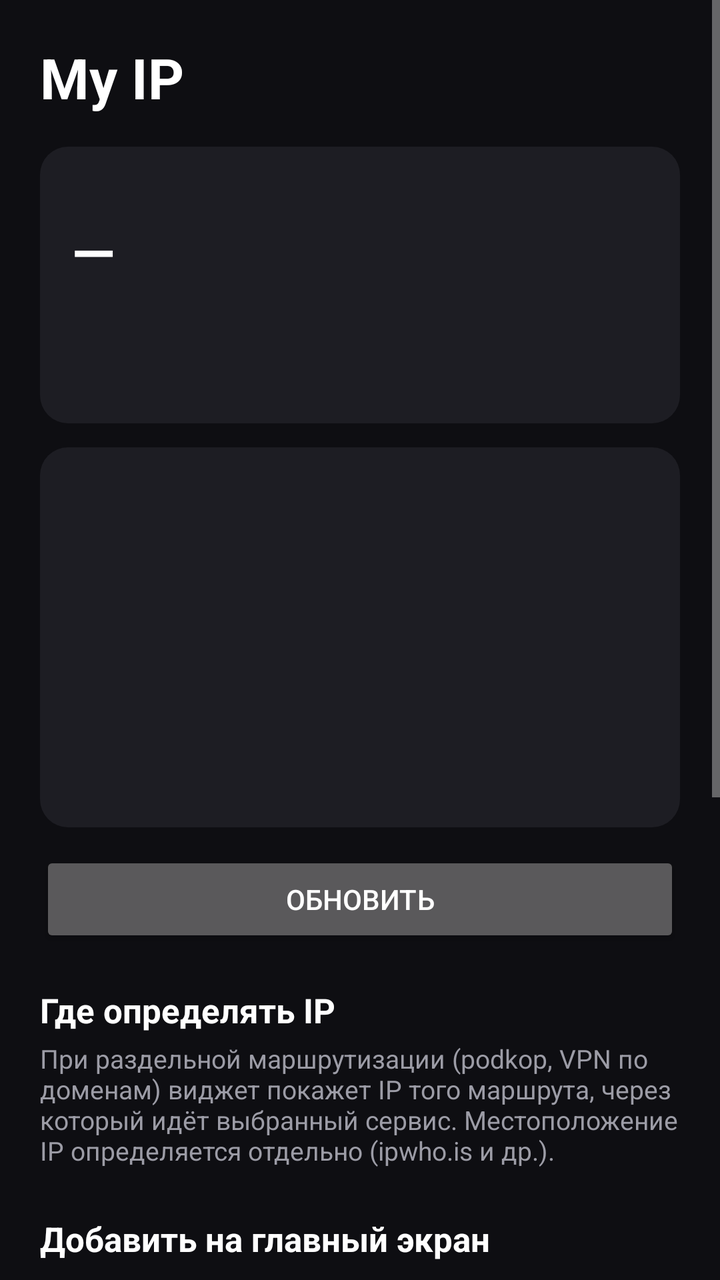
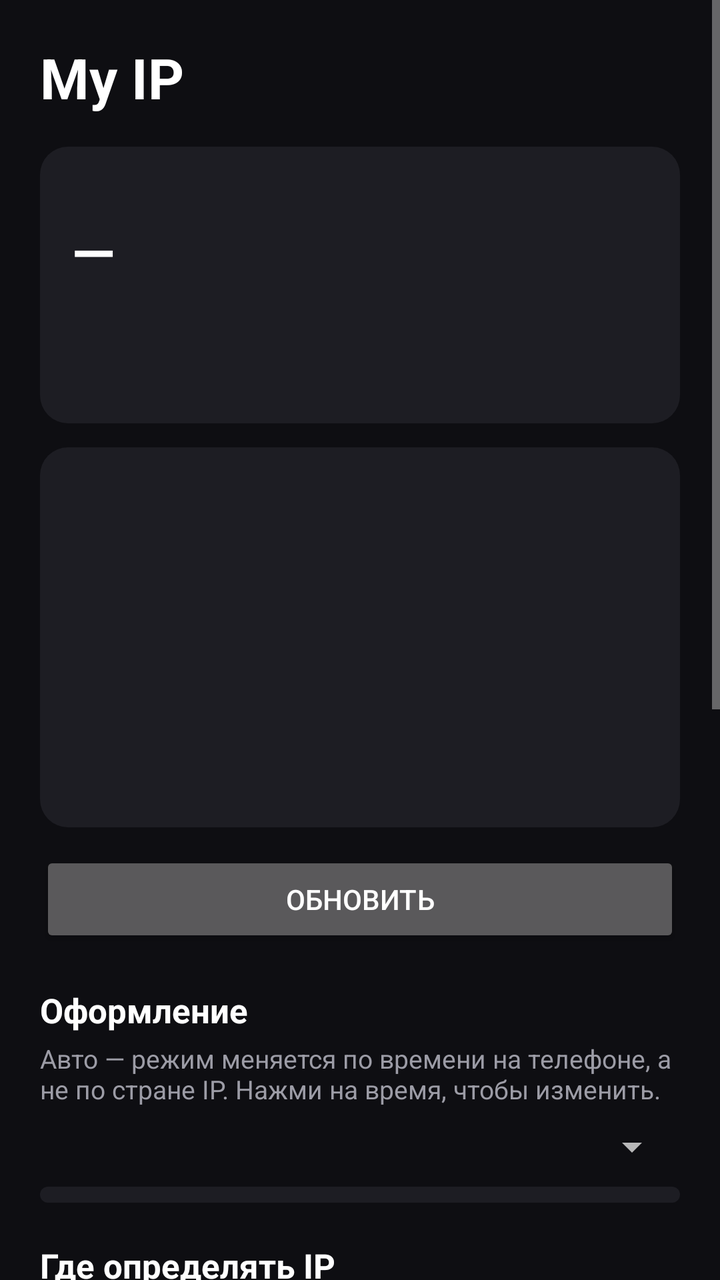

Two renders of the same Android screen: before a commit and after it. Below are the layout's source before the change and the commit's diff.
<!-- AndroidManifest.xml: application theme AppTheme -->
<!-- res/layout/activity_main.xml -->
<?xml version="1.0" encoding="utf-8"?>
<ScrollView xmlns:android="http://schemas.android.com/apk/res/android"
    android:id="@+id/main_root"
    android:layout_width="match_parent"
    android:layout_height="match_parent"
    android:background="@color/app_bg"
    android:fillViewport="true">

    <LinearLayout
        android:layout_width="match_parent"
        android:layout_height="wrap_content"
        android:orientation="vertical"
        android:padding="20dp">

        <TextView
            android:layout_width="wrap_content"
            android:layout_height="wrap_content"
            android:text="@string/app_name"
            android:textColor="@color/text_primary"
            android:textSize="28sp"
            android:textStyle="bold" />

        <LinearLayout
            android:layout_width="match_parent"
            android:layout_height="wrap_content"
            android:layout_marginTop="16dp"
            android:background="@drawable/card_bg"
            android:orientation="vertical"
            android:padding="16dp">

            <TextView
                android:id="@+id/main_updated"
                android:layout_width="wrap_content"
                android:layout_height="wrap_content"
                android:textColor="@color/text_secondary"
                android:textSize="13sp" />

            <TextView
                android:id="@+id/main_name"
                android:layout_width="wrap_content"
                android:layout_height="wrap_content"
                android:layout_marginTop="6dp"
                android:textColor="@color/accent"
                android:textSize="14sp"
                android:textStyle="bold"
                android:visibility="gone" />

            <TextView
                android:id="@+id/main_ip"
                android:layout_width="wrap_content"
                android:layout_height="wrap_content"
                android:text="@string/placeholder_value"
                android:textColor="@color/text_primary"
                android:textIsSelectable="true"
                android:textSize="28sp"
                android:textStyle="bold" />

            <TextView
                android:id="@+id/main_location"
                android:layout_width="wrap_content"
                android:layout_height="wrap_content"
                android:layout_marginTop="4dp"
                android:textColor="@color/text_primary"
                android:textSize="16sp" />

            <TextView
                android:id="@+id/main_details"
                android:layout_width="wrap_content"
                android:layout_height="wrap_content"
                android:layout_marginTop="8dp"
                android:lineSpacingExtra="2dp"
                android:textColor="@color/text_secondary"
                android:textIsSelectable="true"
                android:textSize="13sp" />
        </LinearLayout>

        <ImageView
            android:id="@+id/main_map"
            android:layout_width="match_parent"
            android:layout_height="190dp"
            android:layout_marginTop="12dp"
            android:background="@drawable/card_bg"
            android:contentDescription="@string/map_desc"
            android:scaleType="fitXY" />

        <Button
            android:id="@+id/btn_refresh"
            android:layout_width="match_parent"
            android:layout_height="wrap_content"
            android:layout_marginTop="12dp"
            android:text="@string/btn_refresh" />

        <TextView
            android:layout_width="wrap_content"
            android:layout_height="wrap_content"
            android:layout_marginTop="20dp"
            android:text="@string/section_source"
            android:textColor="@color/text_primary"
            android:textSize="17sp"
            android:textStyle="bold" />

        <TextView
            android:layout_width="match_parent"
            android:layout_height="wrap_content"
            android:layout_marginTop="4dp"
            android:text="@string/source_help"
            android:textColor="@color/text_secondary"
            android:textSize="13sp" />

        <RadioGroup
            android:id="@+id/source_group"
            android:layout_width="match_parent"
            android:layout_height="wrap_content"
            android:layout_marginTop="4dp"
            android:orientation="vertical" />

        <LinearLayout
            android:id="@+id/custom_box"
            android:layout_width="match_parent"
            android:layout_height="wrap_content"
            android:orientation="vertical"
            android:visibility="gone">

            <EditText
                android:id="@+id/custom_url"
                android:layout_width="match_parent"
                android:layout_height="wrap_content"
                android:layout_marginTop="4dp"
                android:background="@drawable/card_bg"
                android:hint="@string/custom_url_hint"
                android:importantForAutofill="no"
                android:inputType="textUri"
                android:padding="12dp"
                android:textColor="@color/text_primary"
                android:textColorHint="@color/text_secondary"
                android:textSize="14sp" />

            <Button
                android:id="@+id/btn_custom_save"
                android:layout_width="match_parent"
                android:layout_height="wrap_content"
                android:layout_marginTop="6dp"
                android:text="@string/btn_custom_save" />
        </LinearLayout>

        <TextView
            android:layout_width="wrap_content"
            android:layout_height="wrap_content"
            android:layout_marginTop="20dp"
            android:text="@string/section_widget"
            android:textColor="@color/text_primary"
            android:textSize="17sp"
            android:textStyle="bold" />

        <LinearLayout
            android:layout_width="match_parent"
            android:layout_height="wrap_content"
            android:layout_marginTop="6dp"
            android:orientation="horizontal">

            <Button
                android:id="@+id/btn_pin_medium"
                android:layout_width="0dp"
                android:layout_height="wrap_content"
                android:layout_marginEnd="6dp"
                android:layout_weight="1"
                android:text="@string/btn_pin_medium" />

            <Button
                android:id="@+id/btn_pin_small"
                android:layout_width="0dp"
                android:layout_height="wrap_content"
                android:layout_marginStart="6dp"
                android:layout_weight="1"
                android:text="@string/btn_pin_small" />
        </LinearLayout>

        <TextView
            android:layout_width="wrap_content"
            android:layout_height="wrap_content"
            android:layout_marginTop="20dp"
            android:text="@string/section_names"
            android:textColor="@color/text_primary"
            android:textSize="17sp"
            android:textStyle="bold" />

        <TextView
            android:layout_width="match_parent"
            android:layout_height="wrap_content"
            android:layout_marginTop="4dp"
            android:text="@string/names_help"
            android:textColor="@color/text_secondary"
            android:textSize="13sp" />

        <EditText
            android:id="@+id/names"
            android:layout_width="match_parent"
            android:layout_height="wrap_content"
            android:layout_marginTop="8dp"
            android:background="@drawable/card_bg"
            android:fontFamily="monospace"
            android:gravity="top|start"
            android:importantForAutofill="no"
            android:inputType="textMultiLine|textNoSuggestions"
            android:minLines="3"
            android:padding="12dp"
            android:textColor="@color/text_primary"
            android:textSize="14sp" />

        <Button
            android:id="@+id/btn_save"
            android:layout_width="match_parent"
            android:layout_height="wrap_content"
            android:layout_marginTop="8dp"
            android:text="@string/btn_save" />

        <TextView
            android:layout_width="match_parent"
            android:layout_height="wrap_content"
            android:layout_marginTop="20dp"
            android:text="@string/footer"
            android:textColor="@color/text_secondary"
            android:textSize="11sp" />
    </LinearLayout>
</ScrollView>
<!-- resources referenced by this layout -->
<resources>
  <color name="accent">#FF8E7BFF</color>
  <color name="app_bg">#FF0E0E12</color>
  <color name="text_primary">#FFFFFFFF</color>
  <color name="text_secondary">#FF9C9CA6</color>
  <!-- drawable card_bg (drawable) -->
  <?xml version="1.0" encoding="utf-8"?>
  <shape xmlns:android="http://schemas.android.com/apk/res/android" android:shape="rectangle">
      <solid android:color="@color/card_bg" />
      <corners android:radius="14dp" />
  </shape>
  <string name="app_name">My IP</string>
  <string name="btn_custom_save">Сохранить адрес</string>
  <string name="btn_pin_medium">Виджет 4×2</string>
  <string name="btn_pin_small">Виджет 2×2</string>
  <string name="btn_refresh">Обновить</string>
  <string name="btn_save">Сохранить</string>
  <string name="custom_url_hint">https://… — ответ с IP-адресом</string>
  <string name="footer">Местоположение: ipwho.is, ipapi.co, ipinfo.io. Карта: Esri Dark Gray Canvas (© Esri, HERE, Garmin, © OpenStreetMap contributors), запасная — © OpenStreetMap contributors.\nВиджет обновляется каждые 30 минут, при смене сети и по кнопке ↻.</string>
  <string name="map_desc">Карта местоположения IP</string>
  <string name="names_help">Одна строка — один адрес, например «203.0.113.42 = Home». Название показывается в виджете рядом с IP.</string>
  <string name="placeholder_value">—</string>
  <string name="section_names">Названия IP</string>
  <string name="section_source">Где определять IP</string>
  <string name="section_widget">Добавить на главный экран</string>
  <string name="source_help">При раздельной маршрутизации (podkop, VPN по доменам) виджет покажет IP того маршрута, через который идёт выбранный сервис. Местоположение IP определяется отдельно (ipwho.is и др.).</string>
  <style name="AppTheme" parent="@android:style/Theme.Material.NoActionBar">
          <item name="android:windowBackground">@color/app_bg</item>
          <item name="android:colorAccent">@color/accent</item>
          <item name="android:colorPrimary">@color/app_bg</item>
          <item name="android:statusBarColor">@color/app_bg</item>
          <item name="android:navigationBarColor">@color/app_bg</item>
      </style>
  <color name="card_bg">#FF1D1D23</color>
</resources>

<!-- the commit's change to res/layout/activity_main.xml (unified diff, before → after) -->
@@ -25,6 +25,7 @@
             android:layout_height="wrap_content"
             android:layout_marginTop="16dp"
             android:background="@drawable/card_bg"
+            android:tag="card"
             android:orientation="vertical"
             android:padding="16dp">
 
@@ -80,6 +81,7 @@
             android:layout_height="190dp"
             android:layout_marginTop="12dp"
             android:background="@drawable/card_bg"
+            android:tag="card"
             android:contentDescription="@string/map_desc"
             android:scaleType="fitXY" />
 
@@ -89,6 +91,42 @@
             android:layout_height="wrap_content"
             android:layout_marginTop="12dp"
             android:text="@string/btn_refresh" />
+
+        <TextView
+            android:layout_width="wrap_content"
+            android:layout_height="wrap_content"
+            android:layout_marginTop="20dp"
+            android:text="@string/section_theme"
+            android:textColor="@color/text_primary"
+            android:textSize="17sp"
+            android:textStyle="bold" />
+
+        <TextView
+            android:layout_width="match_parent"
+            android:layout_height="wrap_content"
+            android:layout_marginTop="4dp"
+            android:text="@string/theme_help"
+            android:textColor="@color/text_secondary"
+            android:textSize="13sp" />
+
+        <Spinner
+            android:id="@+id/theme_mode"
+            android:layout_width="match_parent"
+            android:layout_height="wrap_content"
+            android:layout_marginTop="8dp" />
+
+        <LinearLayout
+            android:id="@+id/theme_schedule"
+            android:layout_width="match_parent"
+            android:layout_height="wrap_content"
+            android:layout_marginTop="8dp"
+            android:background="@drawable/card_bg"
+            android:orientation="vertical"
+            android:paddingStart="14dp"
+            android:paddingTop="4dp"
+            android:paddingEnd="14dp"
+            android:paddingBottom="4dp"
+            android:tag="card" />
 
         <TextView
             android:layout_width="wrap_content"
@@ -127,6 +165,7 @@
                 android:layout_height="wrap_content"
                 android:layout_marginTop="4dp"
                 android:background="@drawable/card_bg"
+                android:tag="card"
                 android:hint="@string/custom_url_hint"
                 android:importantForAutofill="no"
                 android:inputType="textUri"
@@ -198,6 +237,7 @@
             android:layout_height="wrap_content"
             android:layout_marginTop="8dp"
             android:background="@drawable/card_bg"
+            android:tag="card"
             android:fontFamily="monospace"
             android:gravity="top|start"
             android:importantForAutofill="no"
<!-- resource entries referenced after the edit -->
@@ -23,8 +23,10 @@
   <string name="placeholder_value">—</string>
   <string name="section_names">Названия IP</string>
   <string name="section_source">Где определять IP</string>
+  <string name="section_theme">Оформление</string>
   <string name="section_widget">Добавить на главный экран</string>
   <string name="source_help">При раздельной маршрутизации (podkop, VPN по доменам) виджет покажет IP того маршрута, через который идёт выбранный сервис. Местоположение IP определяется отдельно (ipwho.is и др.).</string>
+  <string name="theme_help">Авто — режим меняется по времени на телефоне, а не по стране IP. Нажми на время, чтобы изменить.</string>
   <style name="AppTheme" parent="@android:style/Theme.Material.NoActionBar">
           <item name="android:windowBackground">@color/app_bg</item>
           <item name="android:colorAccent">@color/accent</item>
